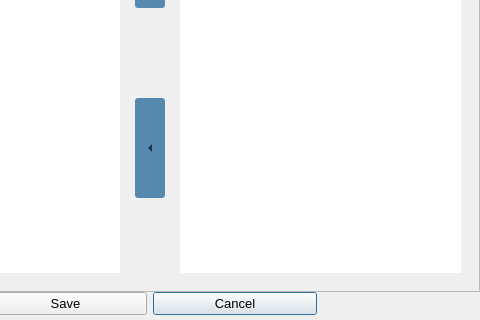
Qt form SectionManager/UI/add_section_dialog.ui (GIAPspzoo/GIAP_PolaMap_lite) before a commit; both pictures show x 180 to 660 and y 276 to 596 of the 660 by 596 pixel window.
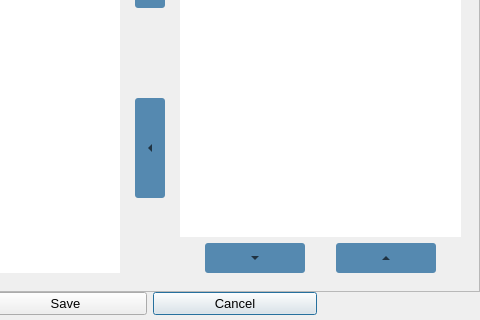
The same form after that commit. Icons and pictures are not drawn. Custom widgets are drawn as their Qt base class.

The edit to the form file:
```diff
--- a/SectionManager/UI/add_section_dialog.ui
+++ b/SectionManager/UI/add_section_dialog.ui
@@ -448,6 +448,98 @@
                </attribute>
               </widget>
              </item>
+             <item>
+              <layout class="QHBoxLayout" name="horizontalLayout_4">
+               <item>
+                <widget class="QToolButton" name="wdol_narzdzie">
+                 <property name="minimumSize">
+                  <size>
+                   <width>100</width>
+                   <height>30</height>
+                  </size>
+                 </property>
+                 <property name="styleSheet">
+                  <string notr="true">QToolButton {
+padding: 5px;
+border: none;
+border-width: 1px;
+border-radius: 3px;
+background-color: #5589B0;
+}
+QToolButton:checked {
+background-color: #5589B0;
+border: solid;
+border-width: 1px;
+border-color: #5589B0;
+}
+
+QToolButton:disabled  {
+background-color: #465A68;
+color: #7E7F81;
+}
+
+QToolButton:hover {
+background-color: #5589B0;
+border-radius: 3px;
+border: solid;
+border-width: 1px;
+border-color: #E0DECF;
+}</string>
+                 </property>
+                 <property name="text">
+                  <string>...</string>
+                 </property>
+                 <property name="arrowType">
+                  <enum>Qt::DownArrow</enum>
+                 </property>
+                </widget>
+               </item>
+               <item>
+                <widget class="QToolButton" name="wgore_narzdzie">
+                 <property name="minimumSize">
+                  <size>
+                   <width>100</width>
+                   <height>30</height>
+                  </size>
+                 </property>
+                 <property name="styleSheet">
+                  <string notr="true">QToolButton {
+padding: 5px;
+border: none;
+border-width: 1px;
+border-radius: 3px;
+background-color: #5589B0;
+}
+QToolButton:checked {
+background-color: #5589B0;
+border: solid;
+border-width: 1px;
+border-color: #5589B0;
+}
+
+QToolButton:disabled  {
+background-color: #465A68;
+color: #7E7F81;
+}
+
+QToolButton:hover {
+background-color: #5589B0;
+border-radius: 3px;
+border: solid;
+border-width: 1px;
+border-color: #E0DECF;
+}</string>
+                 </property>
+                 <property name="text">
+                  <string>...</string>
+                 </property>
+                 <property name="arrowType">
+                  <enum>Qt::UpArrow</enum>
+                 </property>
+                </widget>
+               </item>
+              </layout>
+             </item>
             </layout>
            </widget>
           </item>
```
Left out of the diff: 20 changed lines with no effect on the pictures.
